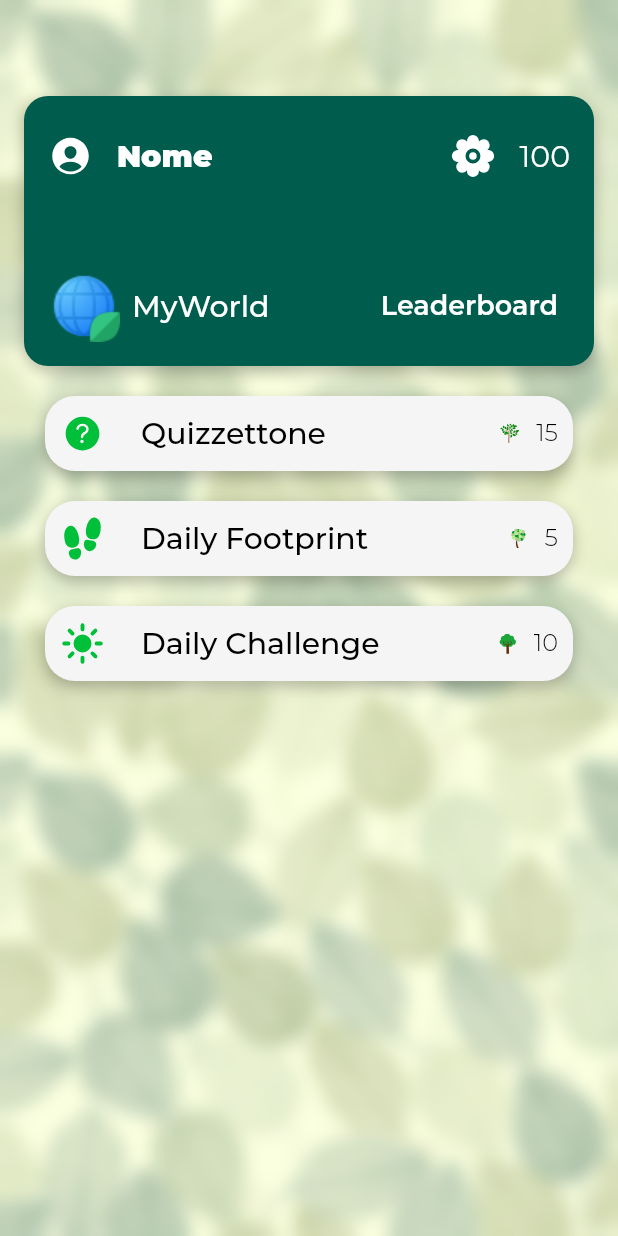
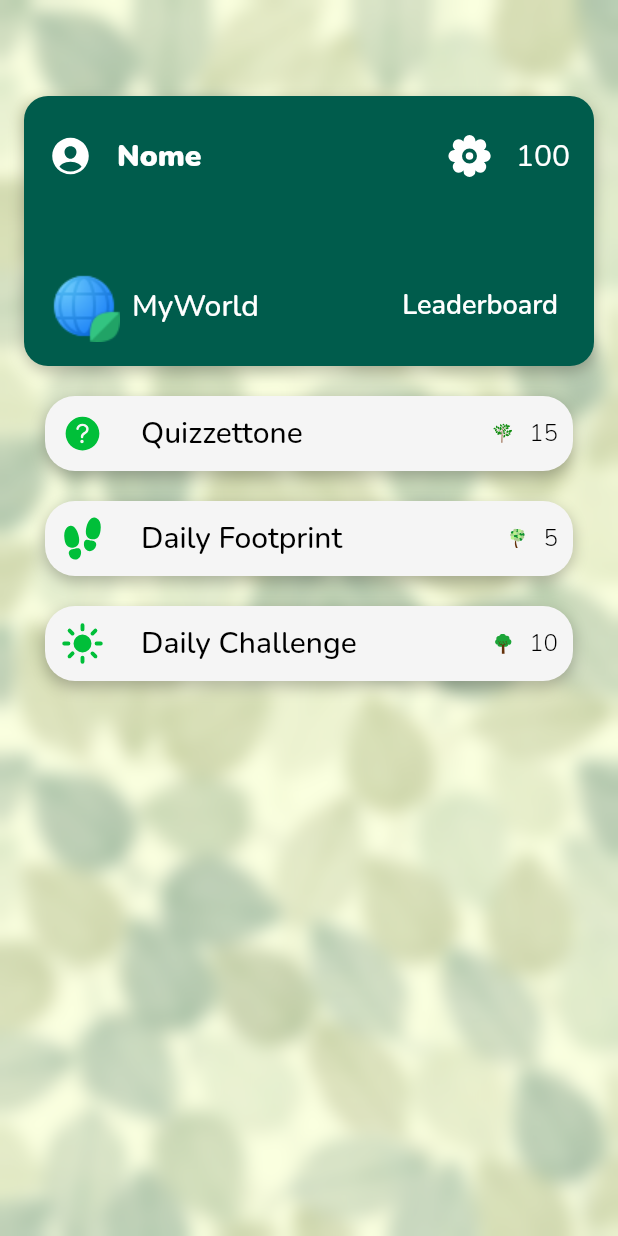
Before and after one commit to DiegoZaff/EcoWorld, a Flutter app: the screen it shows after launch, on a phone screen of 412 x 824 dp. Run offline on Flutter 3.47's test engine with Material 2 defaults, Android fonts, the phone set to English and light mode, and no system bars; our stand-ins replace flutter_hooks, flutter_svg, fluttertoast, go_router, google_fonts, ionicons.

Commit message:
changed font

```diff
--- a/lib/main.dart
+++ b/lib/main.dart
@@ -67,7 +67,7 @@ class MainApp extends StatelessWidget {
       routerConfig: _router,
       theme: ThemeData(
           iconTheme: const IconThemeData(color: Colors.white, size: 30),
-          fontFamily: GoogleFonts.montserrat().fontFamily,
+          fontFamily: GoogleFonts.nunito().fontFamily,
           primarySwatch: Colors.blue,
           primaryColor: const Color(0xFF005C4C),
           scaffoldBackgroundColor: Colors.grey[100],
```
